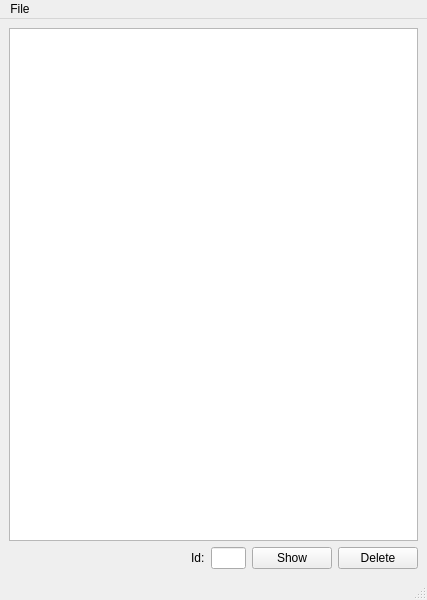
First picture: the form in src/gui/main_window.ui, repository tchad/out_reader, before the edit.
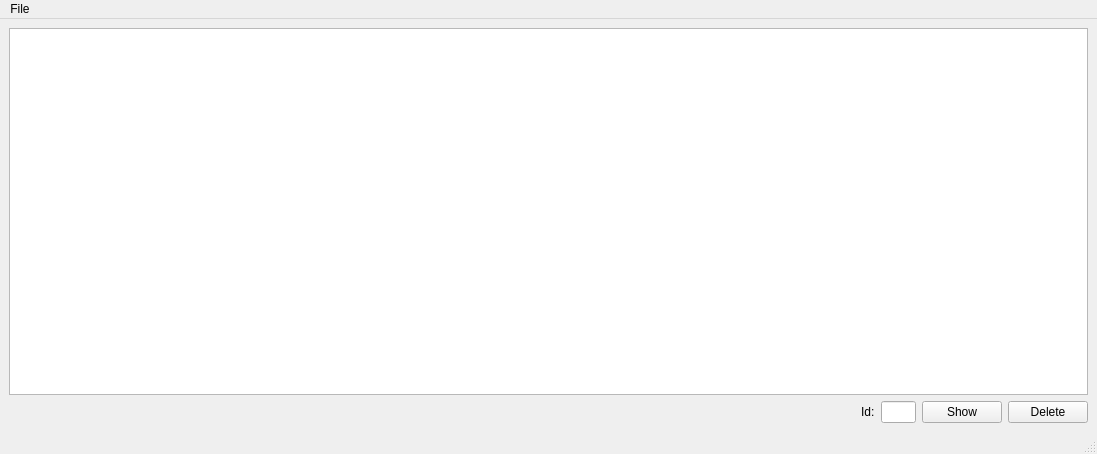
Second picture: the form after the edit.

Diff of the .ui file:
```diff
--- a/src/gui/main_window.ui
+++ b/src/gui/main_window.ui
@@ -6,8 +6,8 @@
    <rect>
     <x>0</x>
     <y>0</y>
-    <width>427</width>
-    <height>600</height>
+    <width>1097</width>
+    <height>454</height>
    </rect>
   </property>
   <property name="windowTitle">
@@ -85,7 +85,7 @@
     <rect>
      <x>0</x>
      <y>0</y>
-     <width>427</width>
+     <width>1097</width>
      <height>19</height>
     </rect>
    </property>
```
